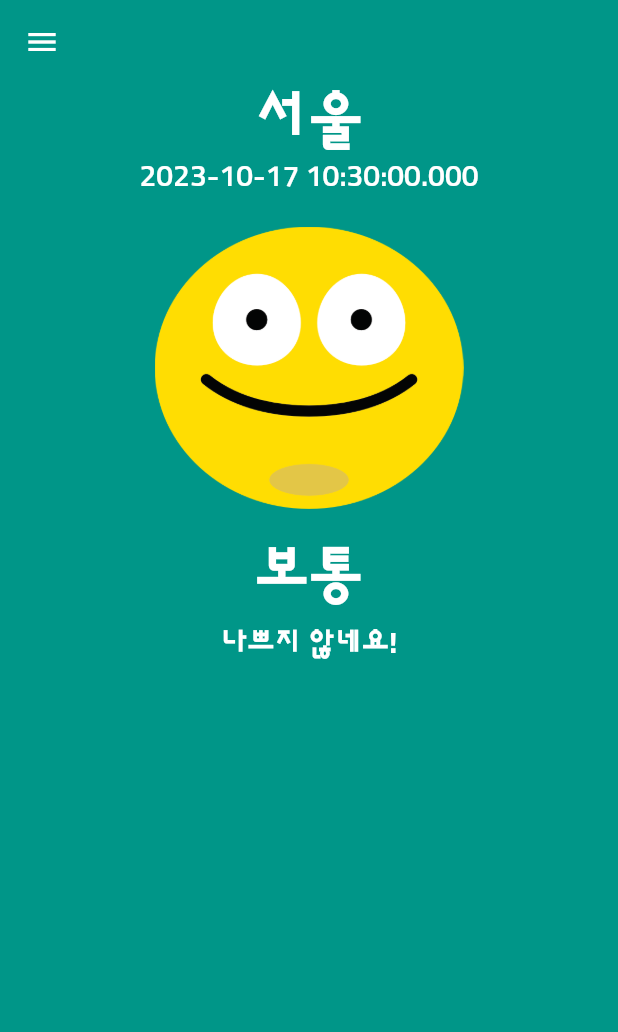
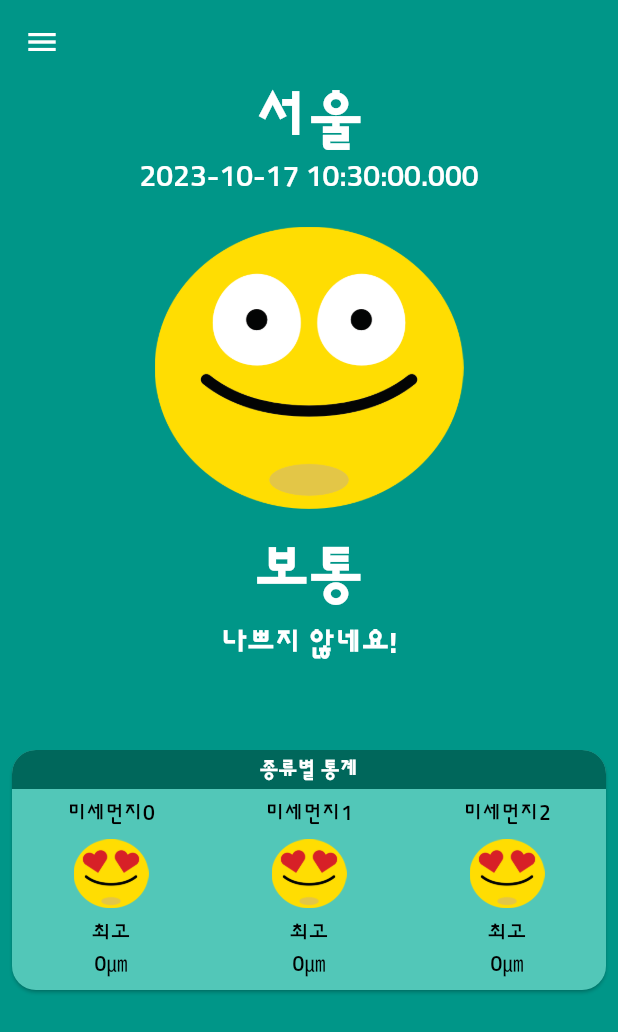
Before and after one commit to KIMHYUNWOO123/dusty_dust, a Flutter app: the screen it shows after launch, on a phone screen of 412 x 824 dp. Shown: the top 1032 px of the screen. Run offline on Flutter 3.47's test engine with Material 2 defaults, Android fonts, the phone set to English and light mode, and no system bars.

Commit message:
23/10/18

```diff
--- /dev/null
+++ b/lib/component/category_card.dart
@@ -0,0 +1,64 @@
+import 'package:flutter/material.dart';
+
+import '../const/colors.dart';
+import 'main_stat.dart';
+
+class CategoryCard extends StatelessWidget {
+  const CategoryCard({super.key});
+
+  @override
+  Widget build(BuildContext context) {
+    return SizedBox(
+      height: 160,
+      child: Card(
+        margin: EdgeInsets.symmetric(horizontal: 8.0),
+        shape: RoundedRectangleBorder(
+            borderRadius: BorderRadius.all(Radius.circular(16.0))),
+        color: lightColor,
+        child: LayoutBuilder(builder: (context, constraint) {
+          return Column(
+            crossAxisAlignment: CrossAxisAlignment.stretch,
+            children: [
+              Container(
+                decoration: BoxDecoration(
+                  color: darkColor,
+                  borderRadius: BorderRadius.only(
+                    topLeft: Radius.circular(16.0),
+                    topRight: Radius.circular(16.0),
+                  ),
+                ),
+                child: Padding(
+                  padding: const EdgeInsets.all(4.0),
+                  child: Text(
+                    '종류별 통계',
+                    textAlign: TextAlign.center,
+                    style: TextStyle(
+                      color: Colors.white,
+                      fontWeight: FontWeight.w700,
+                    ),
+                  ),
+                ),
+              ),
+              Expanded(
+                child: ListView(
+                  scrollDirection: Axis.horizontal,
+                  physics: PageScrollPhysics(),
+                  children: List.generate(
+                    20,
+                    (index) => MainStat(
+                      category: '미세먼지$index',
+                      imgPath: 'asset/img/best.png',
+                      level: '최고',
+                      stat: '0㎛',
+                      width: constraint.maxWidth / 3,
+                    ),
+                  ),
+                ),
+              ),
+            ],
+          );
+        }),
+      ),
+    );
+  }
+}
--- /dev/null
+++ b/lib/component/main_stat.dart
@@ -0,0 +1,55 @@
+import 'package:flutter/material.dart';
+
+class MainStat extends StatelessWidget {
+  final String category;
+  final String imgPath;
+  final String level;
+  final String stat;
+  final double width;
+
+  const MainStat({
+    required this.category,
+    required this.imgPath,
+    required this.level,
+    required this.stat,
+    required this.width,
+    super.key,
+  });
+
+  @override
+  Widget build(BuildContext context) {
+    final ts = TextStyle(
+      color: Colors.black,
+    );
+    return SizedBox(
+      width: width,
+      child: Column(
+        mainAxisAlignment: MainAxisAlignment.center,
+        children: [
+          Text(
+            category,
+            style: ts,
+          ),
+          const SizedBox(
+            height: 8.0,
+          ),
+          Image.asset(
+            imgPath,
+            width: 50.0,
+          ),
+          const SizedBox(
+            height: 8.0,
+          ),
+          Text(
+            level,
+            style: ts,
+          ),
+          Text(
+            stat,
+            style: ts,
+          ),
+        ],
+      ),
+    );
+  }
+}
--- a/lib/screen/home_screen.dart
+++ b/lib/screen/home_screen.dart
@@ -1,3 +1,4 @@
+import 'package:dusty_dust/component/category_card.dart';
 import 'package:dusty_dust/component/main_app_bar.dart';
 import 'package:dusty_dust/component/main_drawer.dart';
 import 'package:flutter/material.dart';
@@ -15,6 +16,14 @@ class HomeScreen extends StatelessWidget {
       body: CustomScrollView(
         slivers: [
           MainAppBar(),
+          SliverToBoxAdapter(
+            child: Column(
+              crossAxisAlignment: CrossAxisAlignment.stretch,
+              children: [
+                CategoryCard(),
+              ],
+            ),
+          ),
         ],
       ),
     );
```
